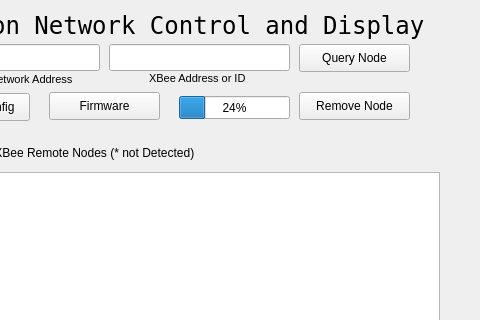
Qt form XBee-GUI/xbee-control.ui (ksarkies/XBee-Acquisition) before a commit; both pictures show x 221 to 701 and y 0 to 320 of the 701 by 704 pixel window.
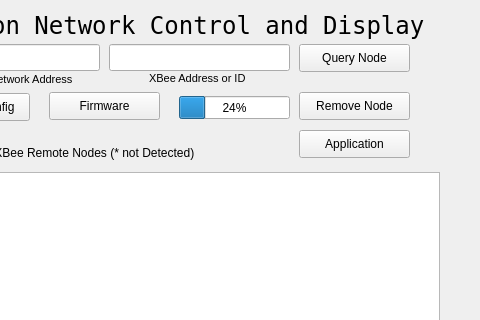
The same form after that commit.

Commit message: Start work on GUI to allow application specific window and code.

Patch:
```diff
--- a/XBee-GUI/xbee-control.ui
+++ b/XBee-GUI/xbee-control.ui
@@ -251,6 +251,22 @@
     <string>XBee Address or ID</string>
    </property>
   </widget>
+  <widget class="QPushButton" name="refreshListButton_2">
+   <property name="geometry">
+    <rect>
+     <x>520</x>
+     <y>130</y>
+     <width>111</width>
+     <height>28</height>
+    </rect>
+   </property>
+   <property name="toolTip">
+    <string>Launch an application control window.</string>
+   </property>
+   <property name="text">
+    <string>Application</string>
+   </property>
+  </widget>
  </widget>
  <resources/>
  <connections/>
```
The commit also changes 1 other file.
